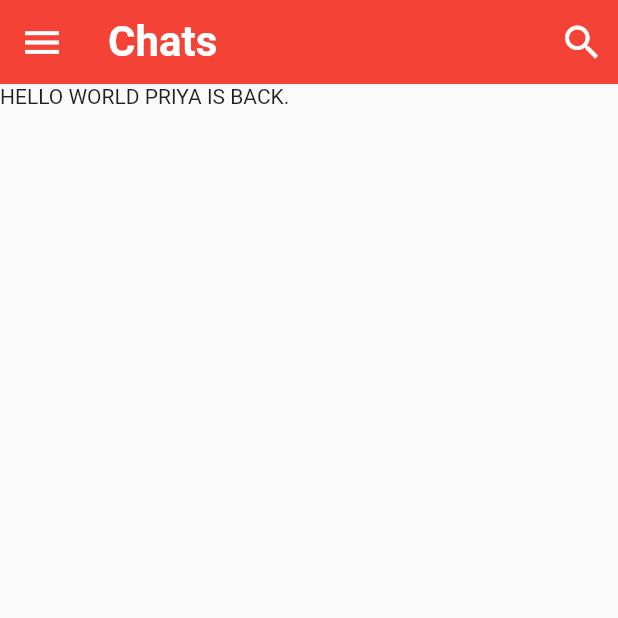
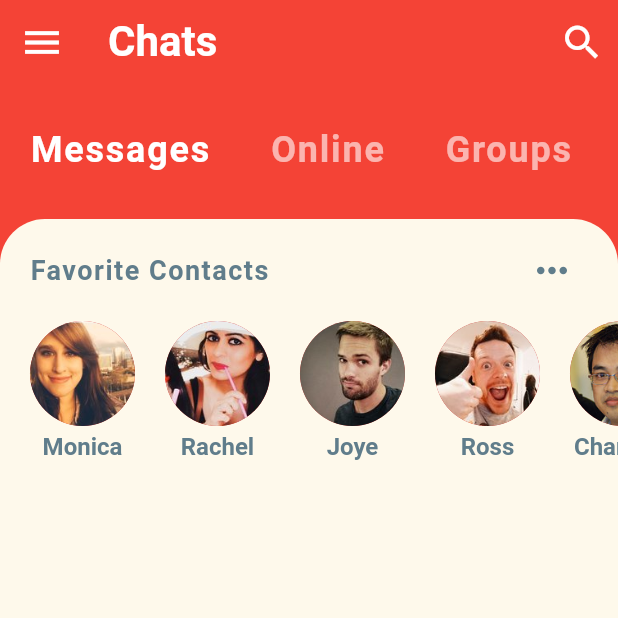
Before and after one commit to ian-njuguna11/flutter_ui-3, a Flutter app: the screen it shows after launch, on a phone screen of 412 x 824 dp, the top half of it. Run offline on Flutter 3.47's test engine with Material 2 defaults, Android fonts, the phone set to English and light mode, and no system bars.

Commit message:
completed top part of home screen

```diff
--- a/flutter_chat_ui/lib/models/message_model.dart
+++ b/flutter_chat_ui/lib/models/message_model.dart
@@ -1,5 +1,3 @@
-import 'dart:core';
-
 import 'package:flutter_chat_ui/models/user_model.dart';
 
 class Message {
@@ -17,26 +15,26 @@ final User currentUser =
     User(id: 0, name: "Current user", imageUrl: 'assets/images/monica.jpg');
 //User
 final User monica =
-    User(id: 1, name: "Monica", imageUrl: 'assets/image/monica.jpg');
+    User(id: 1, name: "Monica", imageUrl: 'assets/images/monica.jpg');
 
 final User rachel =
-    User(id: 2, name: "Rachel", imageUrl: 'assets/image/rachel.jpg');
+    User(id: 2, name: "Rachel", imageUrl: 'assets/images/rachel.jpg');
 
-final User john = User(id: 3, name: "John", imageUrl: 'assets/image/john.jpg');
+final User john = User(id: 3, name: "John", imageUrl: 'assets/images/john.jpg');
 
-final User joye = User(id: 4, name: "Joye", imageUrl: 'assets/image/joye.jpg');
+final User joye = User(id: 4, name: "Joye", imageUrl: 'assets/images/joye.jpg');
 final User devid =
-    User(id: 5, name: "Devid", imageUrl: 'assets/image/devid.jpg');
+    User(id: 5, name: "Devid", imageUrl: 'assets/images/devid.jpg');
 final User phoebe =
-    User(id: 6, name: "Phoebe", imageUrl: 'assets/image/phoebe.jpg');
-final User ross = User(id: 7, name: "Ross", imageUrl: 'assets/image/ross.jpg');
+    User(id: 6, name: "Phoebe", imageUrl: 'assets/images/phoebe.jpg');
+final User ross = User(id: 7, name: "Ross", imageUrl: 'assets/images/ross.jpg');
 final User smith =
-    User(id: 8, name: "Smith", imageUrl: 'assets/image/smith.jpg');
+    User(id: 8, name: "Smith", imageUrl: 'assets/images/smith.jpg');
 final User chandler =
-    User(id: 9, name: "Chandler", imageUrl: 'assets/image/chandler.jpg');
+    User(id: 9, name: "Chandler", imageUrl: 'assets/images/chandler.jpg');
 
 //Favorite contacts
-List<User> favorites = [monica, rachel, joye, ross, chandler, phoebe];
+List<User> favorites = [monica, rachel, joye, ross, chandler];
 
 //example chat on home screen
 List<Message> chats = [
--- a/flutter_chat_ui/lib/screens/home_screen.dart
+++ b/flutter_chat_ui/lib/screens/home_screen.dart
@@ -1,4 +1,6 @@
 import 'package:flutter/material.dart';
+import 'package:flutter_chat_ui/widgets/category_selector.dart';
+import 'package:flutter_chat_ui/widgets/favorite_contacts.dart';
 
 class HomeScreen extends StatefulWidget {
   HomeScreen({Key key}) : super(key: key);
@@ -10,6 +12,7 @@ class _HomeScreenState extends State<HomeScreen> {
   @override
   Widget build(BuildContext context) {
     return Scaffold(
+      backgroundColor: Theme.of(context).primaryColor,
       appBar: AppBar(
         leading: IconButton(
           icon: Icon(Icons.menu),
@@ -31,7 +34,26 @@ class _HomeScreenState extends State<HomeScreen> {
           ),
         ],
       ),
-      body: Text('HELLO WORLD PRIYA IS BACK.'),
+      body: Column(
+        children: <Widget>[
+          CategorySelector(),
+          Expanded(
+            child: Container(
+              decoration: BoxDecoration(
+                color: Theme.of(context).accentColor,
+                borderRadius: BorderRadius.only(
+                    topLeft: Radius.circular(30.0),
+                    topRight: Radius.circular(30.0)),
+              ),
+              child: Column(
+                children: <Widget>[
+                  FavoriteContacts()
+                ],
+              ),
+            ),
+          )
+        ],
+      ),
     );
   }
 }
--- /dev/null
+++ b/flutter_chat_ui/lib/widgets/category_selector.dart
@@ -0,0 +1,46 @@
+import 'package:flutter/material.dart';
+
+class CategorySelector extends StatefulWidget {
+  CategorySelector({Key key}) : super(key: key);
+
+  _CategorySelectorState createState() => _CategorySelectorState();
+}
+
+class _CategorySelectorState extends State<CategorySelector> {
+  int selectedIndex = 0;
+  final List<String> categories = ['Messages', 'Online', "Groups", 'Requests'];
+
+  @override
+  Widget build(BuildContext context) {
+    return Container(
+      height: 90.0,
+      color: Theme.of(context).primaryColor,
+      child: ListView.builder(
+        scrollDirection: Axis.horizontal,
+        itemCount: categories.length,
+        itemBuilder: (BuildContext context, int index) {
+          return GestureDetector(
+            onTap: () {
+              setState(() {
+                selectedIndex = index;
+              });
+            },
+            child: Padding(
+              padding:
+                  const EdgeInsets.symmetric(horizontal: 20.0, vertical: 30.0),
+              child: Text(
+                categories[index],
+                style: TextStyle(
+                    color:
+                        index == selectedIndex ? Colors.white : Colors.white60,
+                    fontSize: 24.0,
+                    fontWeight: FontWeight.bold,
+                    letterSpacing: 1.2),
+              ),
+            ),
+          );
+        },
+      ),
+    );
+  }
+}
--- /dev/null
+++ b/flutter_chat_ui/lib/widgets/favorite_contacts.dart
@@ -0,0 +1,66 @@
+import 'package:flutter/material.dart';
+import 'package:flutter_chat_ui/models/message_model.dart';
+
+class FavoriteContacts extends StatelessWidget {
+  @override
+  Widget build(BuildContext context) {
+    return Padding(
+      padding: const EdgeInsets.symmetric(vertical: 10.0),
+      child: Column(
+        children: <Widget>[
+          Padding(
+            padding: const EdgeInsets.symmetric(horizontal: 20.0),
+            child: Row(
+              mainAxisAlignment: MainAxisAlignment.spaceBetween,
+              children: <Widget>[
+                Text(
+                  'Favorite Contacts',
+                  style: TextStyle(
+                      color: Colors.blueGrey,
+                      fontSize: 18.0,
+                      fontWeight: FontWeight.bold,
+                      letterSpacing: 1.0),
+                ),
+                IconButton(
+                  icon: Icon(Icons.more_horiz),
+                  iconSize: 30.0,
+                  color: Colors.blueGrey,
+                  onPressed: () {},
+                )
+              ],
+            ),
+          ),
+          Container(
+            height: 120.0,
+            child: ListView.builder(
+              padding: EdgeInsets.only(left: 10.0),
+              scrollDirection: Axis.horizontal,
+              itemCount: favorites.length,
+              itemBuilder: (BuildContext context, int index) {
+                return Padding(
+                  padding: const EdgeInsets.all(10.0),
+                  child: Column(
+                    children: <Widget>[
+                      CircleAvatar(
+                        radius: 35.0,
+                        backgroundImage: AssetImage(favorites[index].imageUrl),
+                      ),
+                      SizedBox(height: 4.0),
+                      Text(
+                        favorites[index].name,
+                        style: TextStyle(
+                            color: Colors.blueGrey,
+                            fontSize: 16.0,
+                            fontWeight: FontWeight.w600),
+                      ),
+                    ],
+                  ),
+                );
+              },
+            ),
+          )
+        ],
+      ),
+    );
+  }
+}
```
